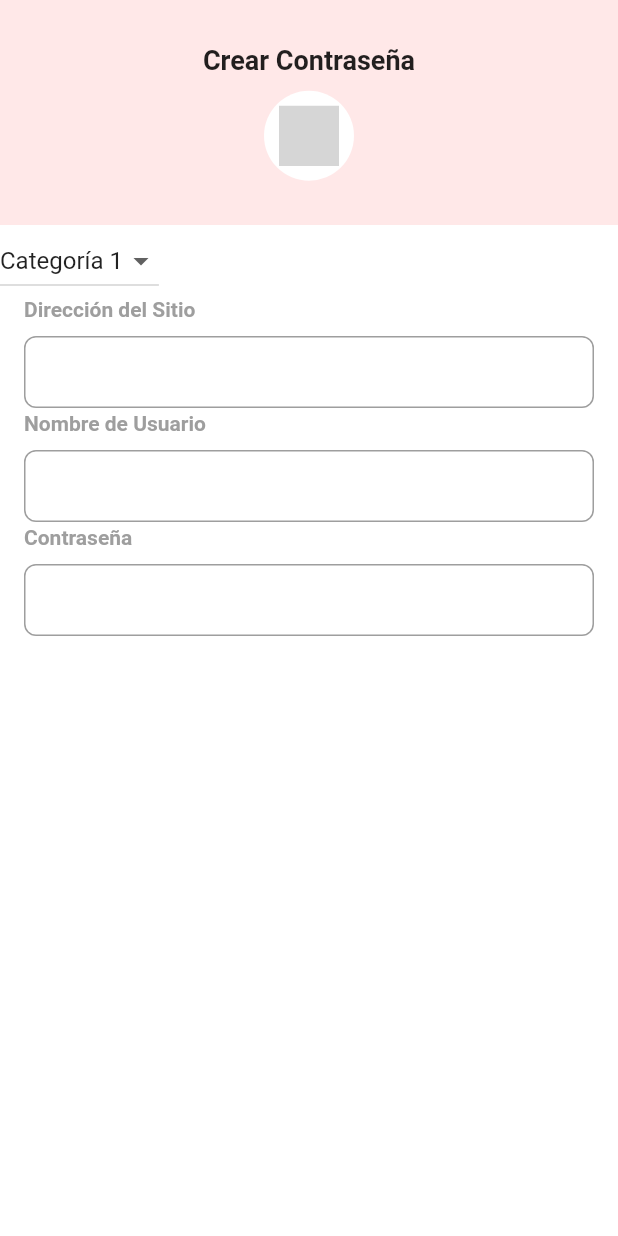
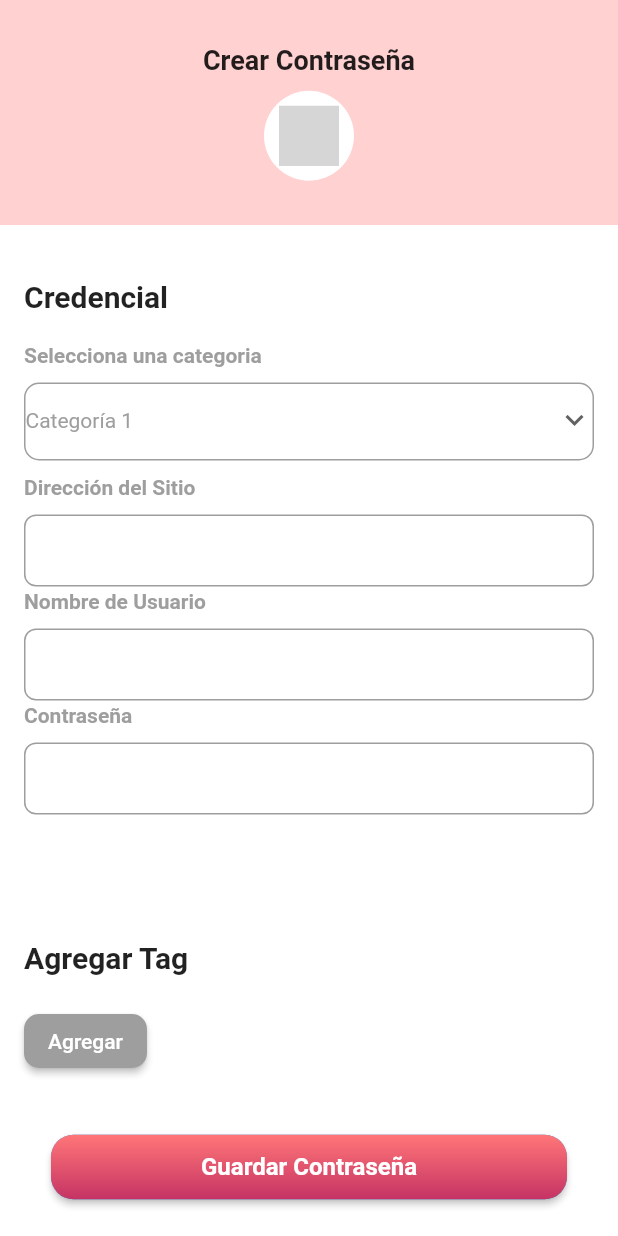
Before and after one commit to GEnriqueGT/encryption_flutter, a Flutter app: the PasswordCreateScreen screen opened by its route, on a phone screen of 412 x 824 dp. Run offline on Flutter 3.47's test engine with Material 2 defaults, Android fonts, the phone set to English and light mode, and no system bars; our stand-ins replace cloud_firestore, dio, equatable, firebase_auth, firebase_core, flutter_bloc and 2 more; accounts and stored records are empty; Roboto replaces fonts that are missing (DM Sans); grey boxes are pictures that could not be loaded.

Commit message:
maquetado de crear contraseña

```diff
--- /dev/null
+++ b/lib/common/widgets/custom_dropdown.dart
@@ -0,0 +1,64 @@
+import 'package:flutter/material.dart';
+
+class CustomDropdown extends StatelessWidget {
+  final String label;
+  final String? value;
+  final List<String> items;
+  final ValueChanged<String?> onChanged;
+
+  const CustomDropdown({
+    Key? key,
+    required this.label,
+    required this.items,
+    required this.value,
+    required this.onChanged,
+  }) : super(key: key);
+
+  @override
+  Widget build(BuildContext context) {
+    return Column(
+      crossAxisAlignment: CrossAxisAlignment.start,
+      children: <Widget>[
+        Text(
+          label,
+          style: const TextStyle(
+            color: Colors.grey,
+            fontFamily: 'DM Sans',
+            fontWeight: FontWeight.bold,
+          ),
+        ),
+        const SizedBox(height: 10),
+        Container(
+          decoration: BoxDecoration(
+            border: Border.all(
+              color: Colors.grey, // Color del borde
+              width: 1.0, // Ancho del borde
+            ),
+            borderRadius: BorderRadius.circular(10.0), // Radio de la esquina
+          ),
+          child: SizedBox(
+            height: 50.0,
+            child: DropdownButton<String>(
+              value: value,
+              onChanged: onChanged,
+              items: items.map((item) {
+                return DropdownMenuItem<String>(
+                  value: item,
+                  child: Text(item),
+                );
+              }).toList(),
+              underline: Container(
+                height: 0,
+              ),
+              isExpanded: true,
+              icon: const Icon(Icons.keyboard_arrow_down),
+              iconSize: 24,
+              elevation: 16,
+              style: const TextStyle(color: Colors.grey),
+            ),
+          ),
+        ),
+      ],
+    );
+  }
+}
--- a/lib/password-create/password_create_screen.dart
+++ b/lib/password-create/password_create_screen.dart
@@ -6,8 +6,8 @@ class PasswordCreateScreen extends StatelessWidget {
 
   @override
   Widget build(BuildContext context) {
-    return const Scaffold(
-      backgroundColor: Colors.white,
+    return  Scaffold(
+      backgroundColor: Colors.white70.withOpacity(0.92),
       body: PasswordCreateBody(),
     );
   }
--- a/lib/password-create/widget/password-create-body.dart
+++ b/lib/password-create/widget/password-create-body.dart
@@ -1,5 +1,6 @@
 import 'package:flutter/material.dart';
 import 'package:flutter_svg/flutter_svg.dart';
+import 'package:password_manager/common/widgets/custom_dropdown.dart';
 import 'package:password_manager/common/widgets/custom_text_field.dart';
 import 'package:password_manager/resources/colours.dart';
 import 'package:password_manager/resources/constants.dart';
@@ -17,15 +18,15 @@ class _PasswordCreateBodyState extends State<PasswordCreateBody> {
   final TextEditingController passwordController = TextEditingController();
   final List<String> categories = ['Categoría 1', 'Categoría 2', 'Categoría 3'];
   String selectedCategory = 'Categoría 1';
+  List<String> tags = [];
 
   @override
   Widget build(BuildContext context) {
-    return Column(
-      crossAxisAlignment: CrossAxisAlignment.start,
+    return ListView(
       children: <Widget>[
         Container(
           height: 150.0,
-          color: pink.withOpacity(0.4),
+          color: pink.withOpacity(0.8),
           alignment: Alignment.center,
           child: Column(
             mainAxisAlignment: MainAxisAlignment.center,
@@ -60,37 +61,188 @@ class _PasswordCreateBodyState extends State<PasswordCreateBody> {
             ],
           ),
         ),
-
-        DropdownButton<String>(
+        Container(
+          decoration: BoxDecoration(
+            color: Colors.white,
+            borderRadius: BorderRadius.circular(15.0),
+          ),
+          padding: const EdgeInsets.all(16.0),
+          child: Column(
+            crossAxisAlignment: CrossAxisAlignment.start,
+            children: [
+              const Padding(
+                padding: EdgeInsets.symmetric(vertical: 20.0),
+                child: Text(
+                  'Credencial',
+                  style: TextStyle(
+                    fontFamily: 'DM Sans',
+                    fontWeight: FontWeight.bold,
+                    fontSize: 20,
+                  ),
+                ),
+              ),
+              CustomDropdown(
+                label: 'Selecciona una categoria',
                 value: selectedCategory,
+                items: categories,
                 onChanged: (newValue) {
                   setState(() {
                     selectedCategory = newValue!;
                   });
                 },
-          items: categories.map((category) {
-            return DropdownMenuItem<String>(
-              value: category,
-              child: Text(category),
-            );
-          }).toList(),
               ),
-
-        Padding(
-          padding: const EdgeInsets.symmetric(horizontal: 16.0),
-          child:  CustomTextField(label: 'Dirección del Sitio', controller: urlController),
+              const SizedBox(
+                height: 10,
               ),
-
-        Padding(
-          padding: const EdgeInsets.symmetric(horizontal: 16.0),
-          child:  CustomTextField(label: 'Nombre de Usuario', controller: userController),
+              CustomTextField(
+                label: 'Dirección del Sitio',
+                controller: urlController,
               ),
-
-        Padding(
-          padding: const EdgeInsets.symmetric(horizontal: 16.0),
-          child:  CustomTextField(label: 'Contraseña', obscureText: true, controller: passwordController,),
+              CustomTextField(
+                label: 'Nombre de Usuario',
+                controller: userController,
+              ),
+              CustomTextField(
+                label: 'Contraseña',
+                obscureText: true,
+                controller: passwordController,
+              ),
+            ],
+          ),
+        ),
+        SizedBox(height: 30),
+        Container(
+          decoration: BoxDecoration(
+            color: Colors.white,
+            borderRadius: BorderRadius.circular(15.0),
+          ),
+          padding: const EdgeInsets.all(16.0),
+          child: Column(
+            crossAxisAlignment: CrossAxisAlignment.start,
+            children: [
+              const Padding(
+                padding: EdgeInsets.symmetric(vertical: 20.0),
+                child: Text(
+                  'Agregar Tag',
+                  style: TextStyle(
+                    fontFamily: 'DM Sans',
+                    fontWeight: FontWeight.bold,
+                    fontSize: 20,
+                  ),
+                ),
+              ),
+              Row(
+                children: [
+                  for (String tag in tags)
+                    Container(
+                      decoration: BoxDecoration(
+                        color: pink,
+                        borderRadius: BorderRadius.circular(10.0),
+                      ),
+                      padding: const EdgeInsets.symmetric(vertical: 10.0, horizontal: 12.0),
+                      margin: const EdgeInsets.only(right: 8.0),
+                      child: Text(
+                        tag,
+                        style: const TextStyle(
+                          fontFamily: 'DM Sans',
+                          fontWeight: FontWeight.bold,
+                          fontSize: 16,
+                          color: Colors.white,
+                        ),
+                      ),
+                    ),
+                  ElevatedButton(
+                    onPressed: () {
+                      _mostrarDialogoAgregarTag();
+                    },
+                    style: ElevatedButton.styleFrom(
+                      backgroundColor: Colors.grey,
+                      shape: RoundedRectangleBorder(
+                        borderRadius: BorderRadius.circular(10.0),
+                      ),
+                    ),
+                    child: Text('Agregar'),
+                  ),
+                ],
+              ),
+            ],
+          ),
+        ),
+        SizedBox(height: 20),
+        Expanded(
+          child: Align(
+            alignment: Alignment.bottomCenter,
+            child: ElevatedButton(
+              onPressed: () {},
+              style: ElevatedButton.styleFrom(
+                padding: EdgeInsets.zero,
+                shape: RoundedRectangleBorder(
+                  borderRadius: BorderRadius.circular(15),
+                ),
+              ),
+              child: Container(
+                decoration: BoxDecoration(
+                  gradient: const LinearGradient(
+                    begin: Alignment.topCenter,
+                    end: Alignment.bottomCenter,
+                    colors: [redPink, darkPink],
+                  ),
+                  borderRadius: BorderRadius.circular(15.0),
+                ),
+                padding:
+                const EdgeInsets.symmetric(vertical: 12.0, horizontal: 100.0),
+                child: const Text(
+                  'Guardar Contraseña',
+                  style: TextStyle(
+                    fontFamily: 'DM Sans',
+                    color: Colors.white,
+                    fontSize: 16.0,
+                    fontWeight: FontWeight.bold,
+                  ),
+                ),
+              ),
+            ),
+          ),
         ),
       ],
     );
   }
+
+  void _mostrarDialogoAgregarTag() {
+    showDialog(
+      context: context,
+      builder: (BuildContext context) {
+        String nuevoTag = "";
+
+        return AlertDialog(
+          title: Text('Agregar Tag'),
+          content: TextField(
+            onChanged: (value) {
+              nuevoTag = value;
+            },
+            decoration: InputDecoration(
+              hintText: 'Ingrese un nuevo tag',
+            ),
+          ),
+          actions: [
+            TextButton(
+              onPressed: () {
+                Navigator.of(context).pop();
+              },
+              child: Text('Cancelar'),
+            ),
+            TextButton(
+              onPressed: () {
+                setState(() {
+                  tags.add(nuevoTag);
+                });
+                Navigator.of(context).pop();
+              },
+              child: Text('Crear'),
+            ),
+          ],
+        );
+      },
+    );
   }
+}
```
Lines whose indentation alone changed are shown as unchanged.
